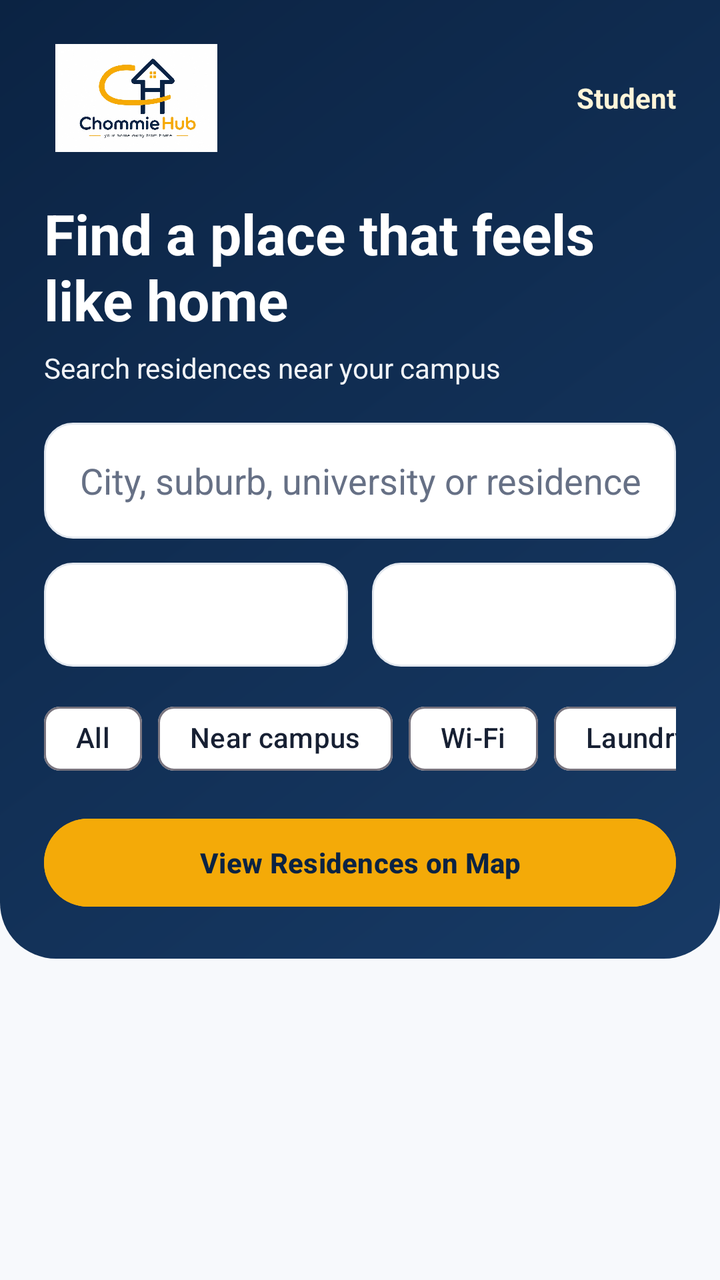
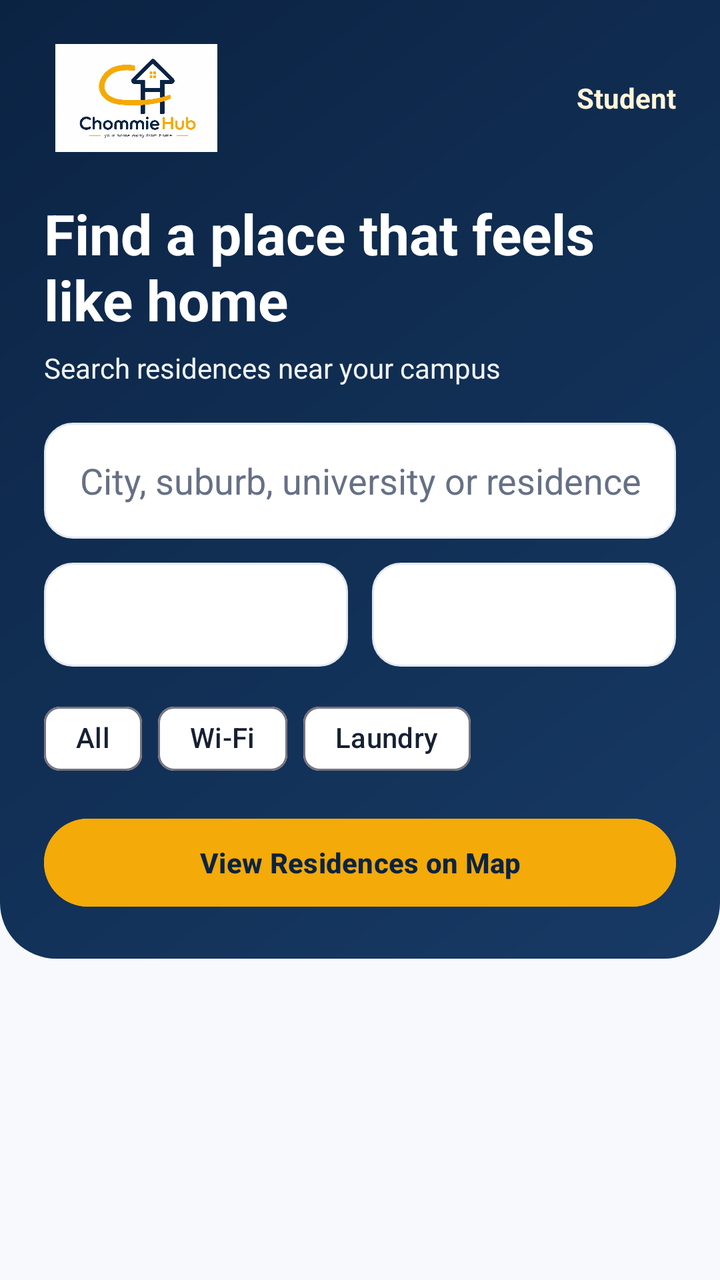

An Android layout rendered at two revisions. The XML below is the earlier revision; the diff shows what the commit changed to produce the second picture.
<!-- AndroidManifest.xml: application theme Theme.ChommieHub -->
<!-- res/layout/fragment_student_home.xml -->
<?xml version="1.0" encoding="utf-8"?>
<androidx.constraintlayout.widget.ConstraintLayout
    xmlns:android="http://schemas.android.com/apk/res/android"
    xmlns:app="http://schemas.android.com/apk/res-auto"
    android:layout_width="match_parent"
    android:layout_height="match_parent"
    android:background="@color/chommie_background">

    <LinearLayout
        android:id="@+id/heroSection"
        android:layout_width="match_parent"
        android:layout_height="wrap_content"
        android:background="@drawable/bg_navy_hero"
        android:orientation="vertical"
        android:padding="22dp"
        app:layout_constraintEnd_toEndOf="parent"
        app:layout_constraintStart_toStartOf="parent"
        app:layout_constraintTop_toTopOf="parent">

        <LinearLayout
            android:layout_width="match_parent"
            android:layout_height="wrap_content"
            android:gravity="center_vertical">

            <ImageView
                android:layout_width="92dp"
                android:layout_height="54dp"
                android:contentDescription="@string/logo_description"
                android:scaleType="centerInside"
                android:src="@drawable/chommiehub_logo" />

            <Space
                android:layout_width="0dp"
                android:layout_height="1dp"
                android:layout_weight="1" />

            <TextView
                android:layout_width="wrap_content"
                android:layout_height="wrap_content"
                android:text="@string/role_student"
                android:textColor="@color/chommie_gold_soft"
                android:textStyle="bold" />

        </LinearLayout>

        <TextView
            android:layout_width="match_parent"
            android:layout_height="wrap_content"
            android:layout_marginTop="22dp"
            android:text="@string/home_hero_title"
            android:textColor="@color/white"
            android:textSize="28sp"
            android:textStyle="bold" />

        <TextView
            android:layout_width="match_parent"
            android:layout_height="wrap_content"
            android:layout_marginTop="6dp"
            android:text="@string/home_hero_subtitle"
            android:textColor="@color/chommie_surface_secondary" />

        <EditText
            android:id="@+id/etSearch"
            android:layout_width="match_parent"
            android:layout_height="58dp"
            android:layout_marginTop="18dp"
            android:background="@drawable/bg_input"
            android:hint="@string/hint_search"
            android:imeOptions="actionSearch"
            android:inputType="text"
            android:paddingHorizontal="18dp"
            android:textColor="@color/chommie_text_primary"
            android:textColorHint="@color/chommie_text_secondary" />

        <LinearLayout
            android:layout_width="match_parent"
            android:layout_height="wrap_content"
            android:layout_marginTop="12dp"
            android:orientation="horizontal">

            <Spinner
                android:id="@+id/spArea"
                android:layout_width="0dp"
                android:layout_height="52dp"
                android:layout_marginEnd="6dp"
                android:layout_weight="1"
                android:background="@drawable/bg_input"
                android:paddingHorizontal="10dp" />

            <Spinner
                android:id="@+id/spSort"
                android:layout_width="0dp"
                android:layout_height="52dp"
                android:layout_marginStart="6dp"
                android:layout_weight="1"
                android:background="@drawable/bg_input"
                android:paddingHorizontal="10dp" />

        </LinearLayout>

        <HorizontalScrollView
            android:layout_width="match_parent"
            android:layout_height="wrap_content"
            android:layout_marginTop="12dp"
            android:scrollbars="none">

            <com.google.android.material.chip.ChipGroup
                android:layout_width="wrap_content"
                android:layout_height="wrap_content"
                app:singleLine="true"
                app:singleSelection="true">

                <com.google.android.material.chip.Chip
                    android:id="@+id/chipAll"
                    android:layout_width="wrap_content"
                    android:layout_height="wrap_content"
                    android:checked="true"
                    android:text="@string/filter_all" />

                <com.google.android.material.chip.Chip
                    android:id="@+id/chipNearCampus"
                    android:layout_width="wrap_content"
                    android:layout_height="wrap_content"
                    android:text="@string/filter_near_campus" />

                <com.google.android.material.chip.Chip
                    android:id="@+id/chipWifi"
                    android:layout_width="wrap_content"
                    android:layout_height="wrap_content"
                    android:text="@string/filter_wifi" />

                <com.google.android.material.chip.Chip
                    android:id="@+id/chipLaundry"
                    android:layout_width="wrap_content"
                    android:layout_height="wrap_content"
                    android:text="@string/filter_laundry" />

                <com.google.android.material.chip.Chip
                    android:id="@+id/chipVerified"
                    android:layout_width="wrap_content"
                    android:layout_height="wrap_content"
                    android:text="@string/filter_verified" />

            </com.google.android.material.chip.ChipGroup>

        </HorizontalScrollView>

        <Button
            android:id="@+id/btnAccommodationMap"
            android:layout_width="match_parent"
            android:layout_height="52dp"
            android:layout_marginTop="12dp"
            android:backgroundTint="@color/chommie_gold"
            android:text="@string/view_residences_map"
            android:textColor="@color/chommie_navy"
            android:textStyle="bold" />

    </LinearLayout>

    <androidx.recyclerview.widget.RecyclerView
        android:id="@+id/recyclerAccommodations"
        android:layout_width="match_parent"
        android:layout_height="0dp"
        android:paddingHorizontal="20dp"
        android:paddingTop="16dp"
        app:layout_constraintBottom_toBottomOf="parent"
        app:layout_constraintEnd_toEndOf="parent"
        app:layout_constraintStart_toStartOf="parent"
        app:layout_constraintTop_toBottomOf="@id/heroSection" />

    <ProgressBar
        android:id="@+id/progressHome"
        android:layout_width="wrap_content"
        android:layout_height="wrap_content"
        app:layout_constraintBottom_toBottomOf="parent"
        app:layout_constraintEnd_toEndOf="parent"
        app:layout_constraintStart_toStartOf="parent"
        app:layout_constraintTop_toBottomOf="@id/heroSection" />

    <TextView
        android:id="@+id/tvHomeEmpty"
        android:layout_width="wrap_content"
        android:layout_height="wrap_content"
        android:gravity="center"
        android:text="@string/home_no_results"
        android:textColor="@color/chommie_text_secondary"
        android:visibility="gone"
        app:layout_constraintBottom_toBottomOf="parent"
        app:layout_constraintEnd_toEndOf="parent"
        app:layout_constraintStart_toStartOf="parent"
        app:layout_constraintTop_toBottomOf="@id/heroSection" />

    <TextView
        android:id="@+id/tvHomeError"
        android:layout_width="wrap_content"
        android:layout_height="wrap_content"
        android:textColor="@color/chommie_danger"
        android:visibility="gone"
        app:layout_constraintBottom_toBottomOf="parent"
        app:layout_constraintEnd_toEndOf="parent"
        app:layout_constraintStart_toStartOf="parent"
        app:layout_constraintTop_toBottomOf="@id/heroSection" />

    <Button
        android:id="@+id/btnHomeRetry"
        android:layout_width="wrap_content"
        android:layout_height="wrap_content"
        android:text="@string/retry"
        android:visibility="gone"
        app:layout_constraintEnd_toEndOf="parent"
        app:layout_constraintStart_toStartOf="parent"
        app:layout_constraintTop_toBottomOf="@id/tvHomeError" />

</androidx.constraintlayout.widget.ConstraintLayout>
<!-- resources referenced by this layout -->
<resources>
  <color name="chommie_background">#F7F9FC</color>
  <color name="chommie_danger">#B42318</color>
  <color name="chommie_gold">#F4AA08</color>
  <color name="chommie_gold_soft">#FFF5D9</color>
  <color name="chommie_navy">#0B2343</color>
  <color name="chommie_surface_secondary">#F1F4F8</color>
  <color name="chommie_text_primary">#172033</color>
  <color name="chommie_text_secondary">#667085</color>
  <color name="white">#FFFFFF</color>
  <!-- drawable bg_input (drawable) -->
  <?xml version="1.0" encoding="utf-8"?>
  <shape xmlns:android="http://schemas.android.com/apk/res/android"
      android:shape="rectangle">
  
      <solid android:color="@color/chommie_surface" />
      <corners android:radius="14dp" />
      <stroke
          android:width="1dp"
          android:color="@color/chommie_border" />
      <padding
          android:left="16dp"
          android:top="4dp"
          android:right="16dp"
          android:bottom="4dp" />
  </shape>
  <!-- drawable bg_navy_hero (drawable) -->
  <?xml version="1.0" encoding="utf-8"?>
  <shape xmlns:android="http://schemas.android.com/apk/res/android"
      android:shape="rectangle">
  
      <gradient
          android:angle="315"
          android:startColor="@color/chommie_navy"
          android:endColor="@color/chommie_navy_light" />
      <corners
          android:bottomLeftRadius="28dp"
          android:bottomRightRadius="28dp" />
  </shape>
  <!-- drawable chommiehub_logo: jpeg bitmap (drawable, 69659 bytes) -->
  <string name="filter_all">All</string>
  <string name="filter_laundry">Laundry</string>
  <string name="filter_near_campus">Near campus</string>
  <string name="filter_verified">Verified</string>
  <string name="filter_wifi">Wi-Fi</string>
  <string name="hint_search">City, suburb, university or residence</string>
  <string name="home_hero_subtitle">Search residences near your campus</string>
  <string name="home_hero_title">Find a place that feels like home</string>
  <string name="home_no_results">No residences match your current search or filters.</string>
  <string name="logo_description">ChommieHub logo</string>
  <string name="retry">Retry</string>
  <string name="role_student">Student</string>
  <string name="view_residences_map">View Residences on Map</string>
  <style name="Theme.ChommieHub" parent="Base.Theme.ChommieHub" />
  <color name="chommie_surface">#FFFFFF</color>
  <color name="chommie_border">#E3E8EF</color>
  <color name="chommie_navy_light">#173A65</color>
  <style name="Base.Theme.ChommieHub" parent="Theme.Material3.DayNight.NoActionBar">
  
          
          <item name="colorPrimary">@color/chommie_navy</item>
          <item name="colorOnPrimary">@color/white</item>
  
          
          <item name="colorSecondary">@color/chommie_gold</item>
          <item name="colorOnSecondary">@color/chommie_navy</item>
  
          
          <item name="colorSurface">@color/chommie_surface</item>
          <item name="colorOnSurface">@color/chommie_text_primary</item>
  
          
          <item name="android:windowBackground">@color/chommie_background</item>
  
          
          <item name="android:statusBarColor">@color/chommie_navy</item>
          <item name="android:navigationBarColor">@color/chommie_navy</item>
  
      </style>
</resources>

<!-- the commit's change to res/layout/fragment_student_home.xml (unified diff, before → after) -->
@@ -117,11 +117,7 @@
                     android:checked="true"
                     android:text="@string/filter_all" />
 
-                <com.google.android.material.chip.Chip
-                    android:id="@+id/chipNearCampus"
-                    android:layout_width="wrap_content"
-                    android:layout_height="wrap_content"
-                    android:text="@string/filter_near_campus" />
+
 
                 <com.google.android.material.chip.Chip
                     android:id="@+id/chipWifi"
@@ -135,11 +131,6 @@
                     android:layout_height="wrap_content"
                     android:text="@string/filter_laundry" />
 
-                <com.google.android.material.chip.Chip
-                    android:id="@+id/chipVerified"
-                    android:layout_width="wrap_content"
-                    android:layout_height="wrap_content"
-                    android:text="@string/filter_verified" />
 
             </com.google.android.material.chip.ChipGroup>
 
<!-- resource entries referenced after the edit -->
@@ -41,8 +41,6 @@
   <!-- drawable chommiehub_logo: jpeg bitmap (drawable, 69659 bytes) -->
   <string name="filter_all">All</string>
   <string name="filter_laundry">Laundry</string>
-  <string name="filter_near_campus">Near campus</string>
-  <string name="filter_verified">Verified</string>
   <string name="filter_wifi">Wi-Fi</string>
   <string name="hint_search">City, suburb, university or residence</string>
   <string name="home_hero_subtitle">Search residences near your campus</string>
